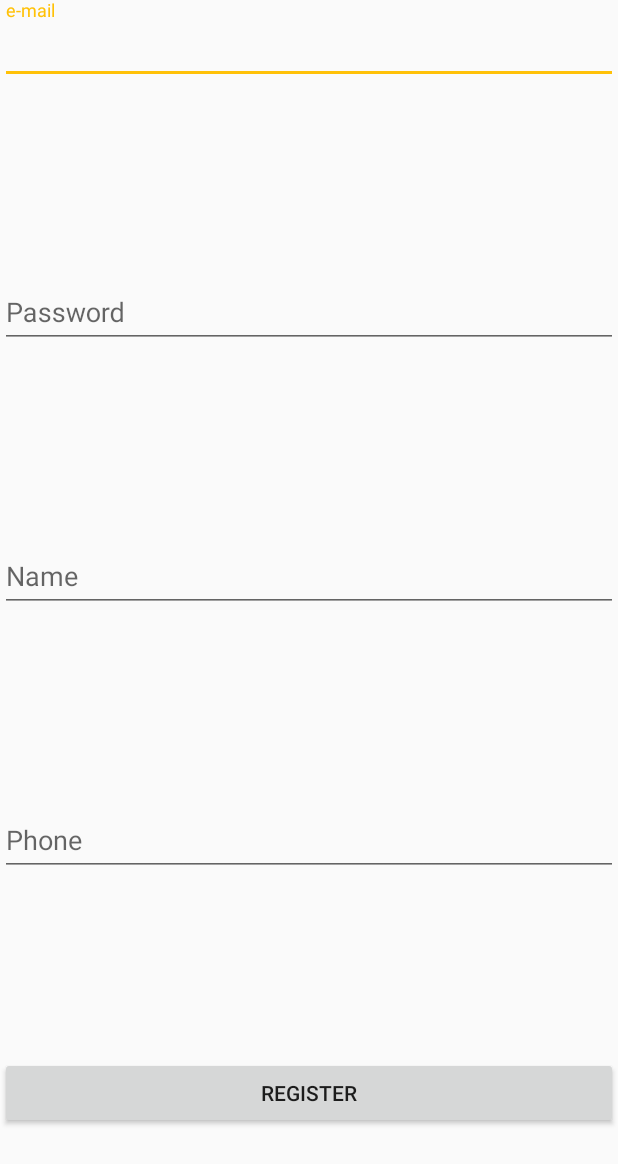
After one commit to neorns/BuySell, an Android app: the layout activity_register.xml on its own in the app's theme, with its tools: preview values and no code run, on a phone screen of 412 x 824 dp. The commit adds this screen. Shown: the top 1164 px of the screen. Run offline under Robolectric (Android 15) with nearby library versions, the phone set to English and light mode, and no system bars.

Commit message:
registracija, login,...

```diff
--- a/app/src/main/AndroidManifest.xml
+++ b/app/src/main/AndroidManifest.xml
@@ -19,7 +19,8 @@
         <activity android:name=".activity.DetailActivity_" />
         <activity android:name=".activity.MyItemsActivity_" />
         <activity android:name=".activity.CreateItemActivity_" />
-        <activity android:name=".activity.LoginActivity_"></activity>
+        <activity android:name=".activity.LoginActivity_" />
+        <activity android:name=".activity.RegisterActivity_"></activity>
     </application>
 
 </manifest>
--- a/app/src/main/java/rs/neor/buysell/activity/MyItemsActivity.java
+++ b/app/src/main/java/rs/neor/buysell/activity/MyItemsActivity.java
@@ -33,9 +33,8 @@ public class MyItemsActivity extends AppCompatActivity {
 
     }
 
-    /**
-     * Called when button with id=fab is clicked.
-     */
+
+    // Called when fab button is clicked.
     @Click
     void fab() {
         CreateItemActivity_.intent(this).user(user).start();
--- a/app/src/main/res/layout/activity_login.xml
+++ b/app/src/main/res/layout/activity_login.xml
@@ -8,7 +8,7 @@
     android:orientation="vertical">
 
     <android.support.design.widget.TextInputLayout
-        android:layout_width="0dp"
+        android:layout_width="match_parent"
         android:layout_height="wrap_content"
         android:layout_weight="1"
         android:hint="e-mail">
@@ -20,7 +20,7 @@
     </android.support.design.widget.TextInputLayout>
 
     <android.support.design.widget.TextInputLayout
-        android:layout_width="0dp"
+        android:layout_width="match_parent"
         android:layout_height="wrap_content"
         android:layout_weight="1"
         android:hint="Password">
--- /dev/null
+++ b/app/src/main/res/layout/activity_register.xml
@@ -0,0 +1,77 @@
+<?xml version="1.0" encoding="utf-8"?>
+<LinearLayout xmlns:android="http://schemas.android.com/apk/res/android"
+    xmlns:app="http://schemas.android.com/apk/res-auto"
+    xmlns:tools="http://schemas.android.com/tools"
+    android:layout_width="match_parent"
+    android:layout_height="match_parent"
+    tools:context="rs.neor.buysell.activity.RegisterActivity"
+    android:orientation="vertical">
+
+    <android.support.design.widget.TextInputLayout
+        android:layout_width="match_parent"
+        android:layout_height="wrap_content"
+        android:layout_weight="1"
+        android:hint="e-mail">
+
+        <EditText
+            android:id="@+id/textEmail"
+            android:layout_width="match_parent"
+            android:layout_height="wrap_content" />
+    </android.support.design.widget.TextInputLayout>
+
+    <android.support.design.widget.TextInputLayout
+        android:layout_width="match_parent"
+        android:layout_height="wrap_content"
+        android:layout_weight="1"
+        android:hint="Password">
+
+        <EditText
+            android:id="@+id/textPassword"
+            android:inputType="textPassword"
+            android:layout_width="match_parent"
+            android:layout_height="wrap_content" />
+    </android.support.design.widget.TextInputLayout>
+
+    <android.support.design.widget.TextInputLayout
+        android:layout_width="match_parent"
+        android:layout_height="wrap_content"
+        android:layout_weight="1"
+        android:hint="Name">
+
+        <EditText
+            android:id="@+id/textName"
+            android:layout_width="match_parent"
+            android:layout_height="wrap_content" />
+    </android.support.design.widget.TextInputLayout>
+
+    <android.support.design.widget.TextInputLayout
+        android:layout_width="match_parent"
+        android:layout_height="wrap_content"
+        android:layout_weight="1"
+        android:hint="Phone">
+
+        <EditText
+            android:id="@+id/textPhone"
+            android:inputType="phone"
+            android:layout_width="match_parent"
+            android:layout_height="wrap_content" />
+    </android.support.design.widget.TextInputLayout>
+    <LinearLayout
+        android:layout_width="match_parent"
+        android:layout_height="wrap_content"
+        android:orientation="horizontal">
+
+        <Button
+            android:id="@+id/buttonRegister"
+            android:layout_width="match_parent"
+            android:layout_height="wrap_content"
+            android:text="Register"
+            />
+        <Button
+            android:id="@+id/buttonCancel"
+            android:layout_width="wrap_content"
+            android:layout_height="wrap_content"
+            android:text="Cancel"
+            />
+    </LinearLayout>
+</LinearLayout>
```
Also changed, not shown: app/src/main/java/rs/neor/buysell/activity/AllItemsActivity.java (+30 -8 lines), app/src/main/java/rs/neor/buysell/activity/LoginActivity.java (+12 -2 lines), app/src/main/java/rs/neor/buysell/activity/RegisterActivity.java (added, +50 -0 lines), app/src/main/java/rs/neor/buysell/dao/UserDao.java (+8 -0 lines), app/src/main/java/rs/neor/buysell/model/User.java (+25 -0 lines), app/src/main/java/rs/neor/buysell/tools/Tools.java (added, +30 -0 lines), app/src/main/res/menu/login_user.xml (deleted, +0 -10 lines), app/src/main/res/menu/menu_all_items.xml (added, +25 -0 lines), app/src/main/res/menu/single_user.xml (deleted, +0 -10 lines).
